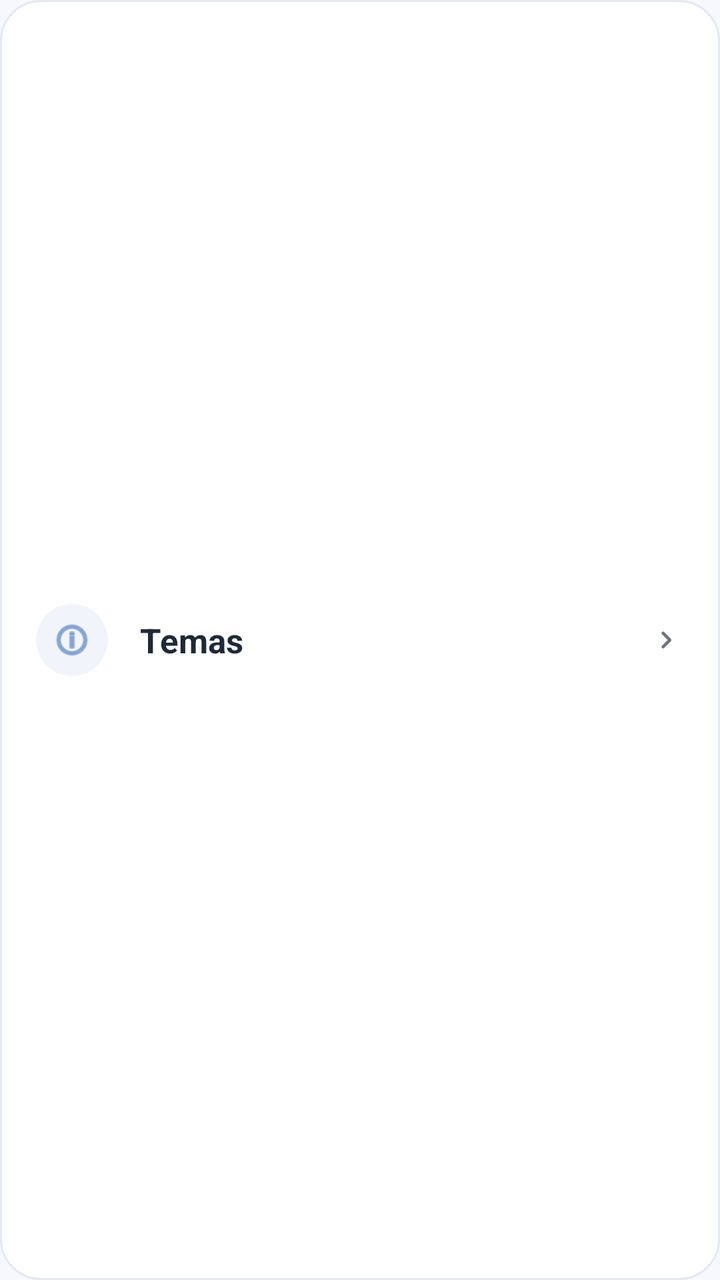
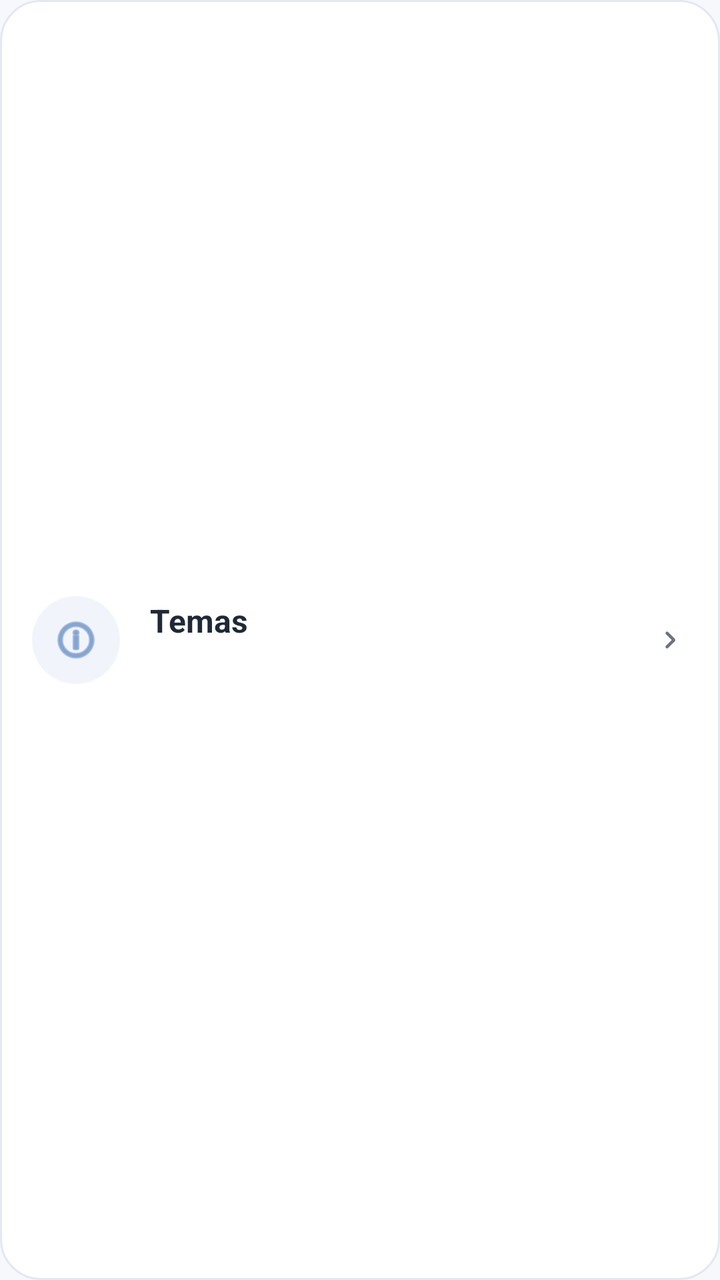

Compare the two renders of this Android layout. The source of the first and the diff that turns it into the second are given below.
<!-- AndroidManifest.xml: application theme Theme.ManaDiario -->
<!-- res/layout/item_mais_opcao.xml -->
<?xml version="1.0" encoding="utf-8"?>
<LinearLayout xmlns:android="http://schemas.android.com/apk/res/android"
    android:layout_width="match_parent"
    android:layout_height="68dp"
    android:layout_marginBottom="12dp"
    android:orientation="horizontal"
    android:gravity="center_vertical"
    android:background="@drawable/bg_menu_item"
    android:paddingStart="18dp"
    android:paddingEnd="18dp"
    android:clickable="true"
    android:focusable="true"
    android:foreground="?attr/selectableItemBackground">

    <FrameLayout
        android:layout_width="36dp"
        android:layout_height="36dp"
        android:background="@drawable/bg_menu_icon_circle"
        android:padding="7dp">

        <ImageView
            android:id="@+id/imgIcon"
            android:layout_width="match_parent"
            android:layout_height="match_parent"
            android:src="@android:drawable/ic_menu_info_details"
            android:tint="@color/cor_primaria" />
    </FrameLayout>

    <TextView
        android:id="@+id/textViewOpcao"
        android:layout_width="0dp"
        android:layout_height="wrap_content"
        android:layout_weight="1"
        android:layout_marginStart="16dp"
        android:text="@string/option_themes"
        android:textColor="@color/cor_texto_principal"
        android:textSize="17sp"
        android:textStyle="bold" />

    <ImageView
        android:layout_width="18dp"
        android:layout_height="18dp"
        android:src="@drawable/ic_chevron_right"
        android:tint="@color/cor_texto_secundario" />

</LinearLayout>
<!-- resources referenced by this layout -->
<resources>
  <color name="cor_primaria">#3E6FB6</color>
  <color name="cor_texto_principal">#1F2937</color>
  <color name="cor_texto_secundario">#6B7280</color>
  <!-- drawable bg_menu_icon_circle (drawable) -->
  <?xml version="1.0" encoding="utf-8"?>
  <shape xmlns:android="http://schemas.android.com/apk/res/android">
      <solid android:color="#F1F5FB" />
      <corners android:radius="999dp" />
  </shape>
  <!-- drawable bg_menu_item (drawable) -->
  <?xml version="1.0" encoding="utf-8"?>
  <shape xmlns:android="http://schemas.android.com/apk/res/android">
      <solid android:color="#FFFFFF" />
      <corners android:radius="20dp" />
      <stroke
          android:width="1dp"
          android:color="#E3E8F2" />
  </shape>
  <!-- drawable ic_chevron_right (drawable) -->
  <vector xmlns:android="http://schemas.android.com/apk/res/android"
      android:width="20dp"
      android:height="20dp"
      android:viewportWidth="24"
      android:viewportHeight="24">
      <path
          android:fillColor="#FF9AA4B2"
          android:pathData="M9.29,6.71a1,1 0,0 1,1.42 0L15,11a1.5,1.5 0,0 1,0 2.12l-4.29,4.17a1,1 0,1 1,-1.42 -1.42L13.17,12 9.29,8.12a1,1 0,0 1,0 -1.41z"/>
  </vector>
  <string name="option_themes">Temas</string>
  <style name="Theme.ManaDiario" parent="Base.Theme.ManaDiario" />
  <style name="Base.Theme.ManaDiario" parent="Theme.Material3.DayNight.NoActionBar">
          <item name="colorPrimary">@color/cor_primaria</item>
          <item name="colorOnPrimary">@color/white</item>
          <item name="colorSecondary">@color/cor_secundaria</item>
          <item name="android:statusBarColor">@color/cor_primaria_escura</item>
          <item name="android:navigationBarColor">@color/cor_fundo_app</item>
          <item name="android:windowBackground">@color/cor_fundo_app</item>
      </style>
  <color name="white">#FFFFFFFF</color>
  <color name="cor_secundaria">#A7C7E7</color>
  <color name="cor_primaria_escura">#2D5A99</color>
  <color name="cor_fundo_app">#F6F8FC</color>
</resources>

<!-- the commit's change to res/layout/item_mais_opcao.xml (unified diff, before → after) -->
@@ -1,46 +1,63 @@
 <?xml version="1.0" encoding="utf-8"?>
 <LinearLayout xmlns:android="http://schemas.android.com/apk/res/android"
+    xmlns:app="http://schemas.android.com/apk/res-auto"
     android:layout_width="match_parent"
-    android:layout_height="68dp"
-    android:layout_marginBottom="12dp"
-    android:orientation="horizontal"
-    android:gravity="center_vertical"
+    android:layout_height="74dp"
+    android:layout_marginBottom="10dp"
     android:background="@drawable/bg_menu_item"
-    android:paddingStart="18dp"
-    android:paddingEnd="18dp"
     android:clickable="true"
     android:focusable="true"
-    android:foreground="?attr/selectableItemBackground">
+    android:foreground="?attr/selectableItemBackground"
+    android:gravity="center_vertical"
+    android:orientation="horizontal"
+    android:paddingStart="16dp"
+    android:paddingEnd="16dp">
 
     <FrameLayout
-        android:layout_width="36dp"
-        android:layout_height="36dp"
+        android:layout_width="44dp"
+        android:layout_height="44dp"
         android:background="@drawable/bg_menu_icon_circle"
-        android:padding="7dp">
+        android:padding="9dp">
 
         <ImageView
             android:id="@+id/imgIcon"
             android:layout_width="match_parent"
             android:layout_height="match_parent"
             android:src="@android:drawable/ic_menu_info_details"
-            android:tint="@color/cor_primaria" />
+            app:tint="@color/cor_primaria" />
     </FrameLayout>
 
-    <TextView
-        android:id="@+id/textViewOpcao"
+    <LinearLayout
         android:layout_width="0dp"
         android:layout_height="wrap_content"
+        android:layout_marginStart="15dp"
         android:layout_weight="1"
-        android:layout_marginStart="16dp"
-        android:text="@string/option_themes"
-        android:textColor="@color/cor_texto_principal"
-        android:textSize="17sp"
-        android:textStyle="bold" />
+        android:orientation="vertical">
+
+        <TextView
+            android:id="@+id/textViewOpcao"
+            android:layout_width="match_parent"
+            android:layout_height="wrap_content"
+            android:text="@string/option_themes"
+            android:textColor="@color/cor_texto_principal"
+            android:textSize="16sp"
+            android:textStyle="bold" />
+
+        <TextView
+            android:id="@+id/textViewDescricaoOpcao"
+            android:layout_width="match_parent"
+            android:layout_height="wrap_content"
+            android:layout_marginTop="3dp"
+            android:maxLines="1"
+            android:ellipsize="end"
+            android:textColor="@color/cor_texto_secundario"
+            android:textSize="12sp" />
+    </LinearLayout>
 
     <ImageView
         android:layout_width="18dp"
         android:layout_height="18dp"
         android:src="@drawable/ic_chevron_right"
-        android:tint="@color/cor_texto_secundario" />
+        app:tint="@color/cor_texto_secundario" />
 
 </LinearLayout>
